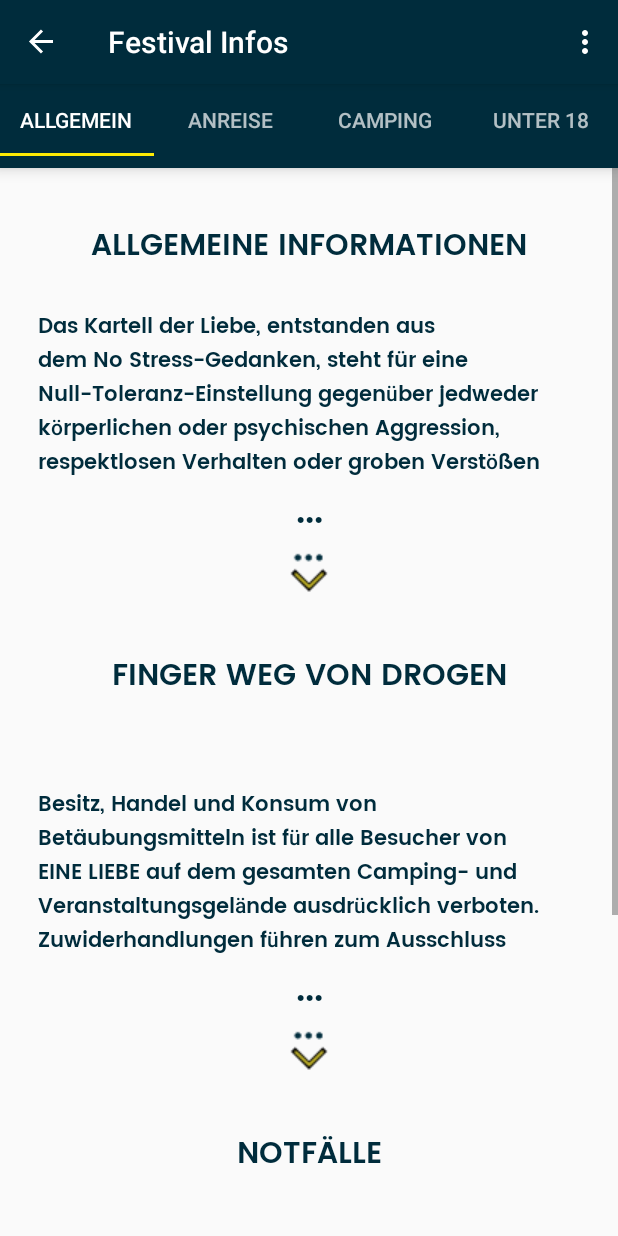
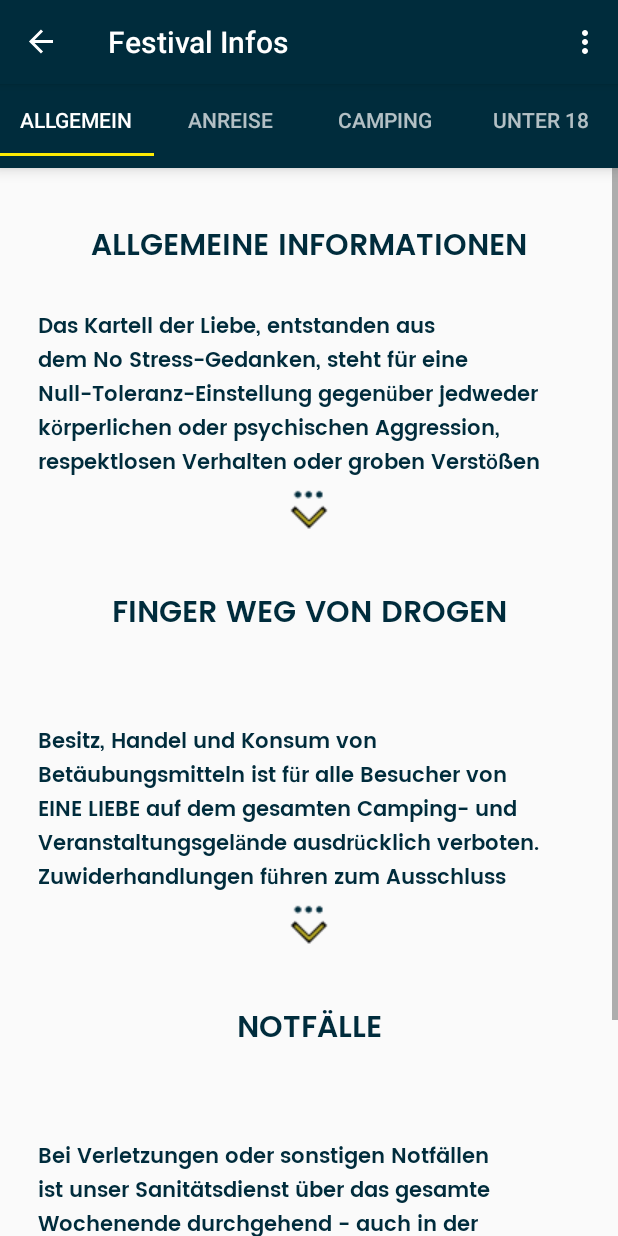
Before and after one commit to Kartell-der-Liebe/androidApp, an Android app: the screen it shows after launch (MainActivity), after a tap on an icon or button, on a phone screen of 412 x 824 dp. Run offline under Robolectric (Android 15) with nearby library versions, the phone set to English and light mode, and no system bars; our stand-ins replace data binding, navigation-ui.

Commit message:
Punkte verschwinden bei expendable TextView

```diff
--- a/src/app/src/main/res/layout/fragment_allgemein_infos.xml
+++ b/src/app/src/main/res/layout/fragment_allgemein_infos.xml
@@ -43,19 +43,6 @@
                         android:paddingRight="25dp"
                         android:paddingBottom="0dp" />
 
-                    <TextView
-                        android:id="@+id/textViewDots1"
-                        android:layout_width="match_parent"
-                        android:layout_height="wrap_content"
-                        android:fontFamily="@font/poppins_semibold"
-                        android:textColor="@color/EL2020SchriftDunkel"
-                        android:textSize="25dp"
-                        android:layout_marginLeft="180dp"
-                        android:layout_marginRight="180dp"
-                        android:gravity="center"
-                        android:text="..."
-                        android:paddingBottom="0dp" />
-
                     <ImageButton
                         android:id="@+id/expand_collapse1"
                         android:layout_width="wrap_content"
@@ -95,19 +82,6 @@
                         android:paddingLeft="25dp"
                         android:paddingTop="25dp"
                         android:paddingRight="25dp"
-                        android:paddingBottom="0dp" />
-
-                    <TextView
-                        android:id="@+id/textViewDots2"
-                        android:layout_width="match_parent"
-                        android:layout_height="wrap_content"
-                        android:fontFamily="@font/poppins_semibold"
-                        android:textColor="@color/EL2020SchriftDunkel"
-                        android:textSize="25dp"
-                        android:layout_marginLeft="180dp"
-                        android:layout_marginRight="180dp"
-                        android:gravity="center"
-                        android:text="..."
                         android:paddingBottom="0dp" />
 
                     <ImageButton
@@ -151,19 +125,6 @@
                         android:paddingRight="25dp"
                         android:paddingBottom="0dp" />
 
-                    <TextView
-                        android:id="@+id/textViewDots3"
-                        android:layout_width="match_parent"
-                        android:layout_height="wrap_content"
-                        android:fontFamily="@font/poppins_semibold"
-                        android:textColor="@color/EL2020SchriftDunkel"
-                        android:textSize="25dp"
-                        android:layout_marginLeft="180dp"
-                        android:layout_marginRight="180dp"
-                        android:gravity="center"
-                        android:text="..."
-                        android:paddingBottom="0dp" />
-
                     <ImageButton
                         android:id="@+id/expand_collapse3"
                         android:layout_width="wrap_content"
--- a/src/app/src/main/res/values/styles.xml
+++ b/src/app/src/main/res/values/styles.xml
@@ -13,7 +13,7 @@
     </style>
 
     <style name="AppTheme.NoActionBar.Launcher" parent="AppTheme.NoActionBar">
-        <item name="android:windowBackground">@drawable/herz_navigation</item>
+        <item name="android:windowBackground">@drawable/herz_startscreen</item>
     </style>
 
     <style name="AppTheme.AppBarOverlay" parent="ThemeOverlay.AppCompat.Dark.ActionBar" />
```
Also changed, not shown: src/app/src/main/res/layout/fragment_anreise.xml (+0 -39 lines).
